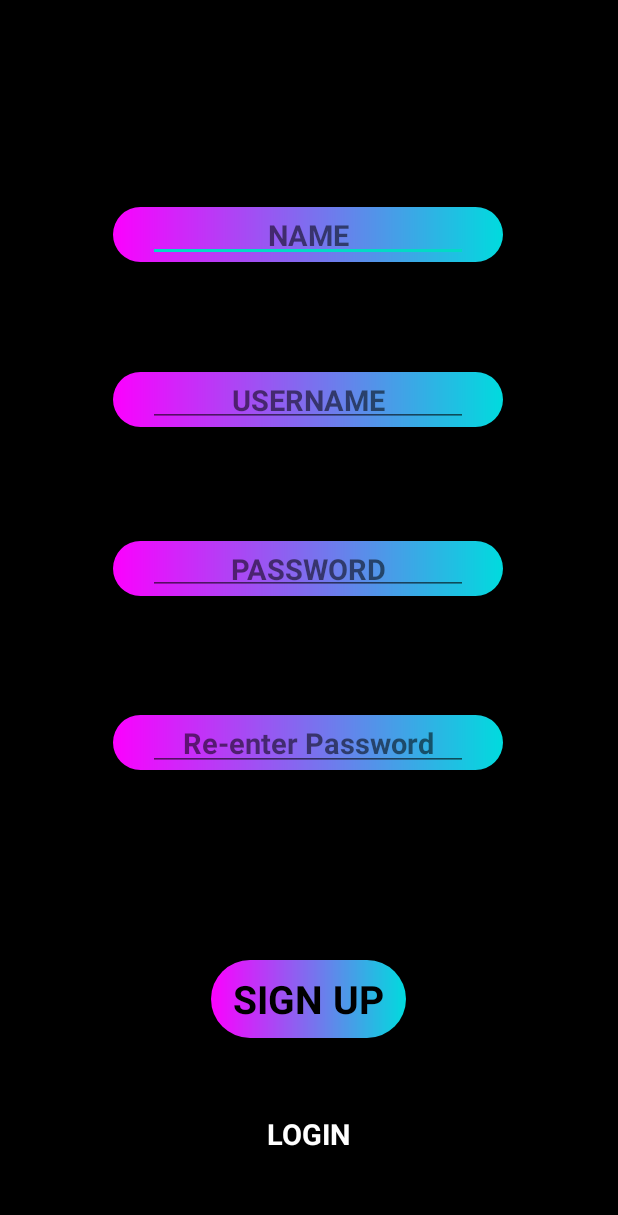
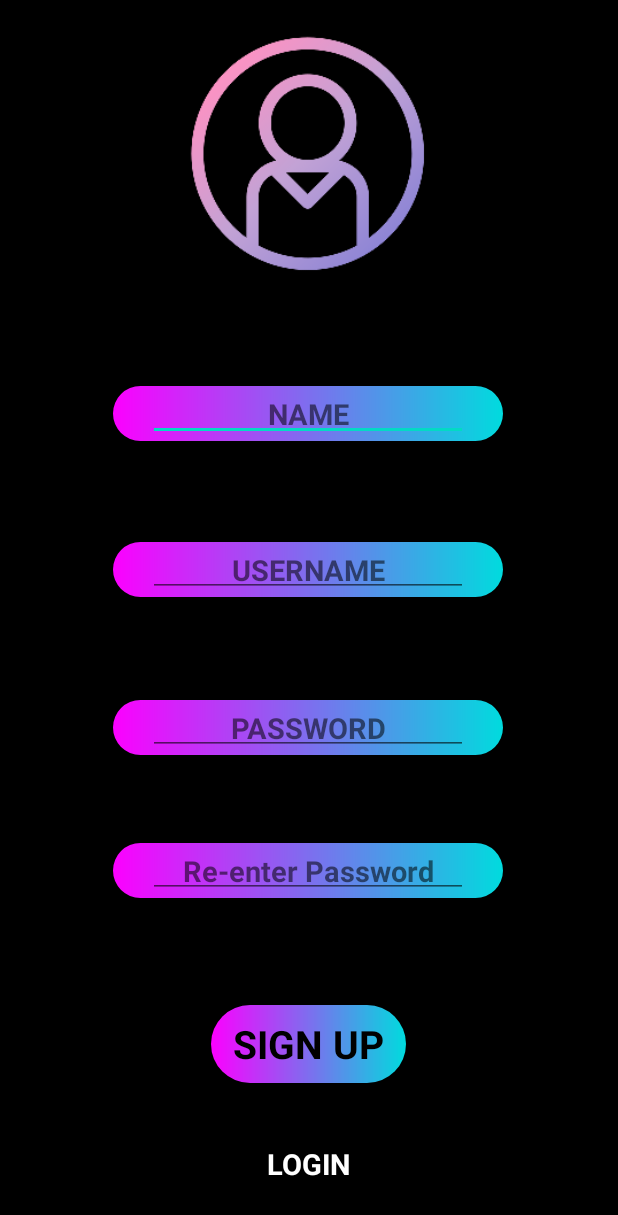
Before and after one commit to Nikita-silu/VIBE_VERSE, an Android app: the registrartion screen opened directly, with no data from a screen before it, on a phone screen of 412 x 824 dp. Shown: the top 1215 px of the screen. Run offline under Robolectric (Android 15) with nearby library versions, the phone set to English and light mode, and no system bars; our stand-ins replace CircleImageView, Firebase (no records; nobody signed in at launch, a user with empty details on screens opened directly), sdp/ssp sizes.

Commit message:
going on

```diff
--- a/app/build.gradle
+++ b/app/build.gradle
@@ -44,4 +44,5 @@ dependencies {
     androidTestImplementation 'androidx.test.ext:junit:1.1.5'
     androidTestImplementation 'androidx.test.espresso:espresso-core:3.5.1'
     implementation 'com.intuit.sdp:sdp-android:1.1.0'
+    implementation 'de.hdodenhof:circleimageview:3.1.0'
 }
--- a/app/src/main/res/layout/activity_registrartion.xml
+++ b/app/src/main/res/layout/activity_registrartion.xml
@@ -22,7 +22,7 @@
         app:layout_constraintHorizontal_bias="0.496"
         app:layout_constraintStart_toStartOf="parent"
         app:layout_constraintTop_toTopOf="parent"
-        app:layout_constraintVertical_bias="0.175" />
+        app:layout_constraintVertical_bias="0.327" />
 
     <TextView
         android:id="@+id/signup1"
@@ -39,7 +39,7 @@
         app:layout_constraintHorizontal_bias="0.498"
         app:layout_constraintStart_toStartOf="parent"
         app:layout_constraintTop_toTopOf="parent"
-        app:layout_constraintVertical_bias="0.829" />
+        app:layout_constraintVertical_bias="0.868" />
 
     <TextView
         android:id="@+id/reenterpassword"
@@ -56,7 +56,7 @@
         app:layout_constraintHorizontal_bias="0.496"
         app:layout_constraintStart_toStartOf="parent"
         app:layout_constraintTop_toTopOf="parent"
-        app:layout_constraintVertical_bias="0.605" />
+        app:layout_constraintVertical_bias="0.714" />
 
     <TextView
         android:id="@+id/username1"
@@ -73,7 +73,7 @@
         app:layout_constraintHorizontal_bias="0.496"
         app:layout_constraintStart_toStartOf="parent"
         app:layout_constraintTop_toTopOf="parent"
-        app:layout_constraintVertical_bias="0.315" />
+        app:layout_constraintVertical_bias="0.459" />
 
     <TextView
         android:id="@+id/password1"
@@ -90,7 +90,7 @@
         app:layout_constraintHorizontal_bias="0.496"
         app:layout_constraintStart_toStartOf="parent"
         app:layout_constraintTop_toTopOf="parent"
-        app:layout_constraintVertical_bias="0.458" />
+        app:layout_constraintVertical_bias="0.593" />
 
     <EditText
         android:id="@+id/editTextTextPassword3"
@@ -103,7 +103,7 @@
         app:layout_constraintHorizontal_bias="0.497"
         app:layout_constraintStart_toStartOf="parent"
         app:layout_constraintTop_toTopOf="parent"
-        app:layout_constraintVertical_bias="0.166" />
+        app:layout_constraintVertical_bias="0.319" />
 
     <EditText
         android:id="@+id/editTextTextPassword4"
@@ -116,7 +116,7 @@
         app:layout_constraintHorizontal_bias="0.497"
         app:layout_constraintStart_toStartOf="parent"
         app:layout_constraintTop_toTopOf="parent"
-        app:layout_constraintVertical_bias="0.307" />
+        app:layout_constraintVertical_bias="0.453" />
 
     <EditText
         android:id="@+id/editTextTextPassword5"
@@ -129,7 +129,7 @@
         app:layout_constraintHorizontal_bias="0.497"
         app:layout_constraintStart_toStartOf="parent"
         app:layout_constraintTop_toTopOf="parent"
-        app:layout_constraintVertical_bias="0.451" />
+        app:layout_constraintVertical_bias="0.588" />
 
     <EditText
         android:id="@+id/editTextTextPassword6"
@@ -142,7 +142,7 @@
         app:layout_constraintHorizontal_bias="0.497"
         app:layout_constraintStart_toStartOf="parent"
         app:layout_constraintTop_toTopOf="parent"
-        app:layout_constraintVertical_bias="0.602" />
+        app:layout_constraintVertical_bias="0.711" />
 
     <TextView
         android:id="@+id/login1"
@@ -158,5 +158,19 @@
         app:layout_constraintHorizontal_bias="0.498"
         app:layout_constraintStart_toStartOf="parent"
         app:layout_constraintTop_toTopOf="parent"
-        app:layout_constraintVertical_bias="0.931" />
+        app:layout_constraintVertical_bias="0.956" />
+
+    <de.hdodenhof.circleimageview.CircleImageView
+        android:id="@+id/profile"
+        android:layout_width="@dimen/_151sdp"
+        android:layout_height="@dimen/_130sdp"
+        android:src="@drawable/profilep"
+        app:layout_constraintBottom_toBottomOf="parent"
+        app:layout_constraintEnd_toEndOf="parent"
+        app:layout_constraintHorizontal_bias="0.497"
+        app:layout_constraintStart_toStartOf="parent"
+        app:layout_constraintTop_toTopOf="parent"
+        app:layout_constraintVertical_bias="0.028" />
+
+
 </androidx.constraintlayout.widget.ConstraintLayout>
```
Also changed, not shown: app/src/main/java/com/example/vibeverse/User.java (added, +54 -0 lines), app/src/main/java/com/example/vibeverse/registrartion.java (+111 -9 lines), app/src/main/res/drawable-xxhdpi/profilep.png (added).
